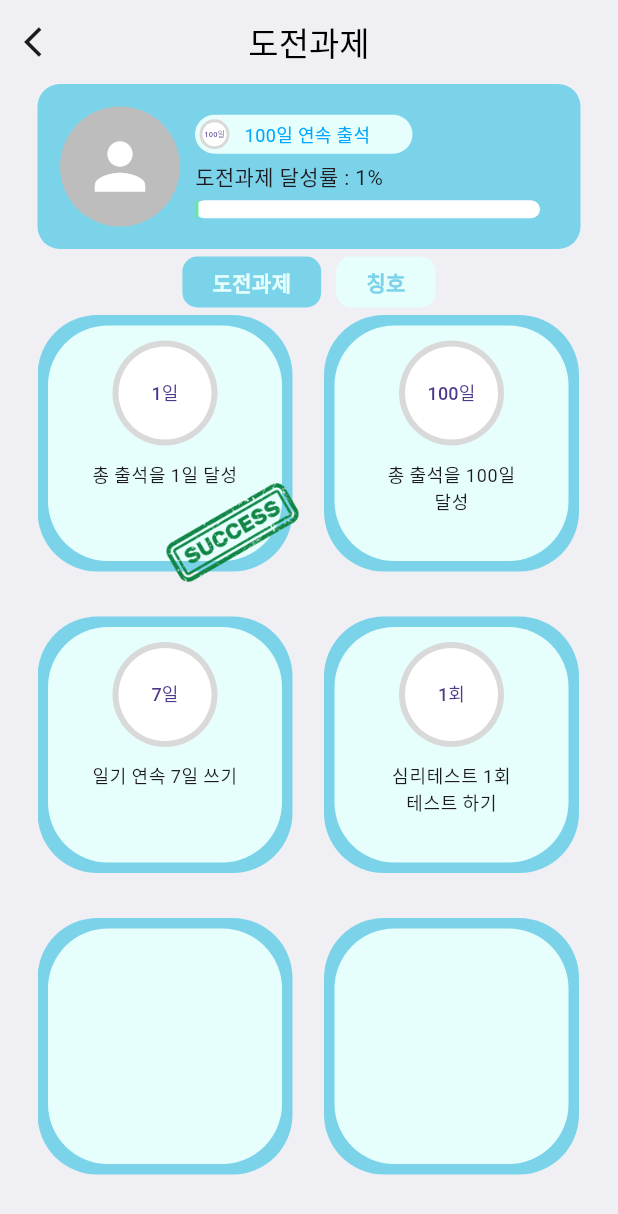
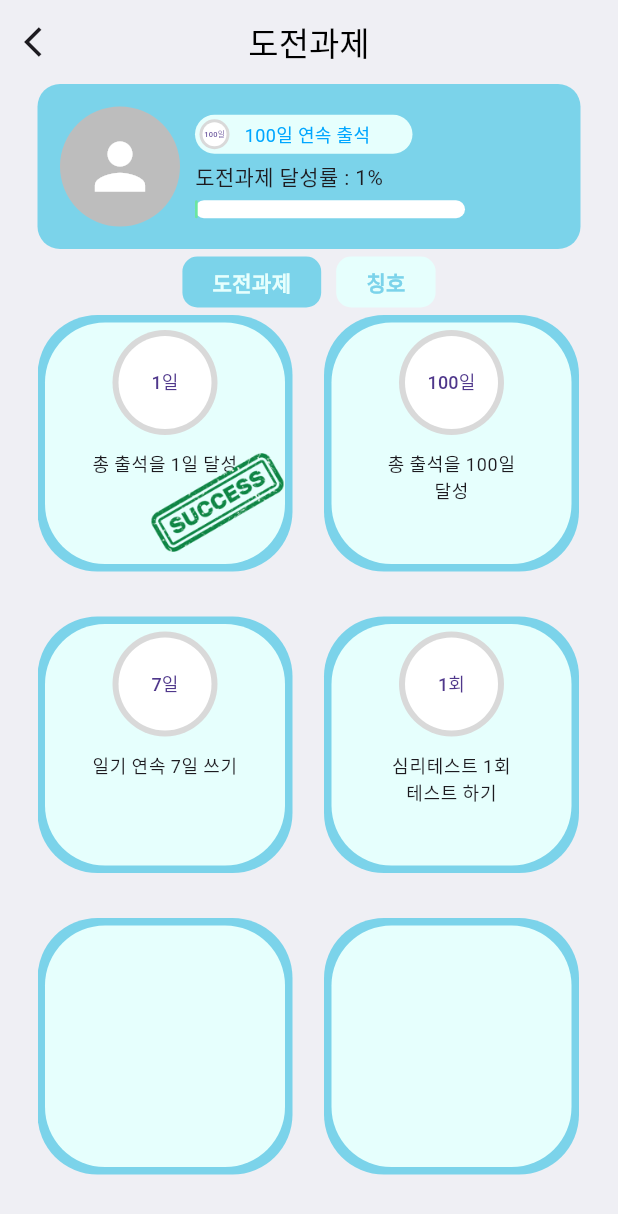
Before and after one commit to KIMjjjjjjjj/A4I, a Flutter app: the MainScreen screen opened by its route, after a tap on "챌린지", on a phone screen of 412 x 824 dp. Shown: the top 1214 px of the screen. Run offline on Flutter 3.47's test engine with Material 3 defaults, Android fonts, the phone set to English and light mode, and no system bars; our stand-ins replace cloud_firestore, firebase_auth, firebase_core, firebase_storage, fl_chart, flutter_dotenv and 6 more; missing offline and left inert: flutter_naver_map, mailer; accounts and stored records are empty.

Commit message:
modify RangeError

```diff
--- a/lib/UI/Challenge/challenge_page.dart
+++ b/lib/UI/Challenge/challenge_page.dart
@@ -218,7 +218,7 @@ class _ChallengeBadgePageState extends State<ChallengeBadgePage> {
                     Text('도전과제 달성률 : ${(progress * 100).toStringAsFixed(0)}%'),
                     SizedBox(height: 5),
                     SizedBox(
-                      width: 230,
+                      width: 180,
                       child: LinearProgressIndicator(
                         value: progress,
                         backgroundColor: Colors.white,
@@ -387,7 +387,7 @@ class _ChallengeBadgePageState extends State<ChallengeBadgePage> {
         Container(
           width: 170,
           height: 200,
-          padding: EdgeInsets.all(7),
+          padding: EdgeInsets.all(5),
           decoration: BoxDecoration(
               color: Color(0xFF7BD3EA),
               borderRadius: BorderRadius.circular(40)
@@ -395,7 +395,7 @@ class _ChallengeBadgePageState extends State<ChallengeBadgePage> {
           child: Container(
             width: 165,
             height: 195,
-            padding: EdgeInsets.all(10),
+            padding: EdgeInsets.all(5),
             decoration: BoxDecoration(
                 color: Color(0xFFE6FFFD),
                 borderRadius: BorderRadius.circular(40)
@@ -435,8 +435,8 @@ class _ChallengeBadgePageState extends State<ChallengeBadgePage> {
         ),
         if (success) ...[
           Positioned(
-            top: 90,
-            left: 75,
+            top: 70,
+            left: 65,
             child: Image(
               image: AssetImage('assets/images/success.png'),
               height: 110,
@@ -451,7 +451,7 @@ class _ChallengeBadgePageState extends State<ChallengeBadgePage> {
   // 칭호 카드
   Widget _buildBadgeCard(String title, bool isAchieved) {
     return Container(
-      padding: EdgeInsets.symmetric(horizontal: 10, vertical: 4),
+      padding: EdgeInsets.symmetric(horizontal: 10),
       decoration: BoxDecoration(
         color: isAchieved ? Color(0xFFE6FFFD) : Colors.grey[400],
         borderRadius: BorderRadius.circular(40),
--- a/lib/UI/MainDisplay/mainDisplay.dart
+++ b/lib/UI/MainDisplay/mainDisplay.dart
@@ -170,7 +170,7 @@ class _MainScreenState extends State<MainScreen> {
     return GestureDetector(
       onTap: onTap, // 버튼 클릭 시 실행할 함수
       child: Container(
-        width: 174,
+        width: 160,
         height: 155,
         decoration: BoxDecoration(
           color: Colors.white,
```
Also changed, not shown: lib/UI/Report/day_report_process.dart (+18 -3 lines), lib/UI/Report/report_model.dart (+9 -5 lines), pubspec.lock.
